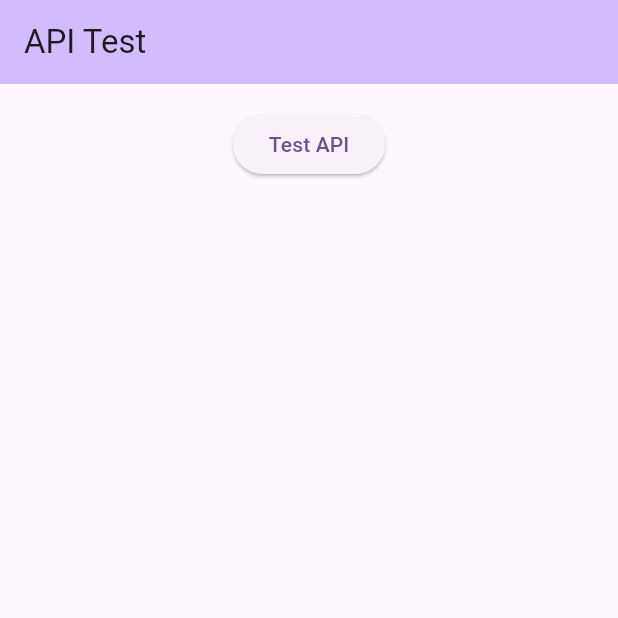
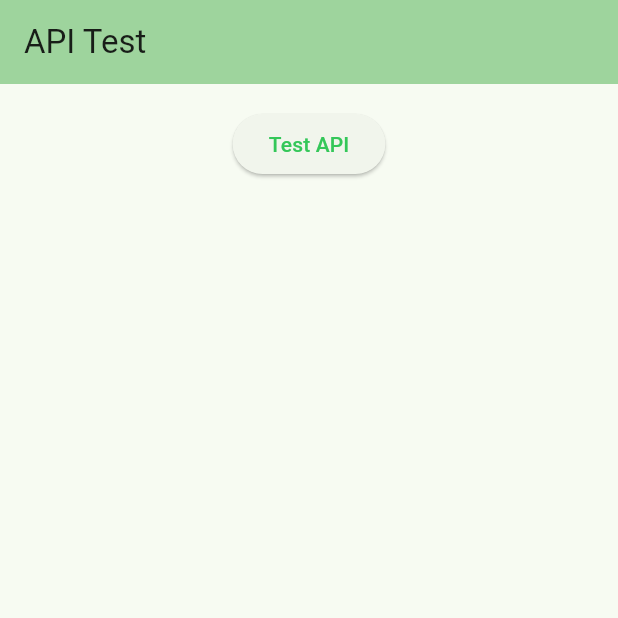
Before and after one commit to ethan-crosby/mpx, a Flutter app: the screen it shows after launch, on a phone screen of 412 x 824 dp, the top half of it. Run offline on Flutter 3.47's test engine with Material 3 defaults, Android fonts, the phone set to English and light mode, and no system bars; our stand-ins replace flutter_dotenv.

Commit message:
Convert to tabs

```diff
--- a/lib/main.dart
+++ b/lib/main.dart
@@ -1,5 +1,6 @@
 import 'package:flutter/material.dart';
 import 'package:flutter_dotenv/flutter_dotenv.dart';
+
 import 'config/api_config.dart';
 import 'repositories/spoonacular_repository.dart';
 import 'services/ingredient_service.dart';
@@ -16,10 +17,11 @@ class MyApp extends StatelessWidget {
 
 	@override
 	Widget build(BuildContext context) {
-    return MaterialApp(
-      title: 'MPX Test',
-      theme: ThemeData(
-        colorScheme: ColorScheme.fromSeed(seedColor: Colors.deepPurple),
+		return CupertinoApp(
+			title: 'Recipe Finder',
+			theme: CupertinoThemeData(
+				primaryColor: CupertinoColors.systemGreen,
+				scaffoldBackgroundColor: CupertinoColors.systemBackground,
 			),
 			home: const TestPage(),
 		);
```
Also changed, not shown: lib/config/api_config.dart (+4 -4 lines), lib/models/ingredient.dart (indentation only), lib/models/product.dart (indentation only), lib/models/recipe.dart (indentation only), lib/repositories/spoonacular_repository.dart (indentation only), lib/services/ingredient_service.dart (indentation only), lib/services/recipe_service.dart (indentation only), lib/services/upc_service.dart (indentation only). Lines whose indentation alone changed are shown as unchanged.
